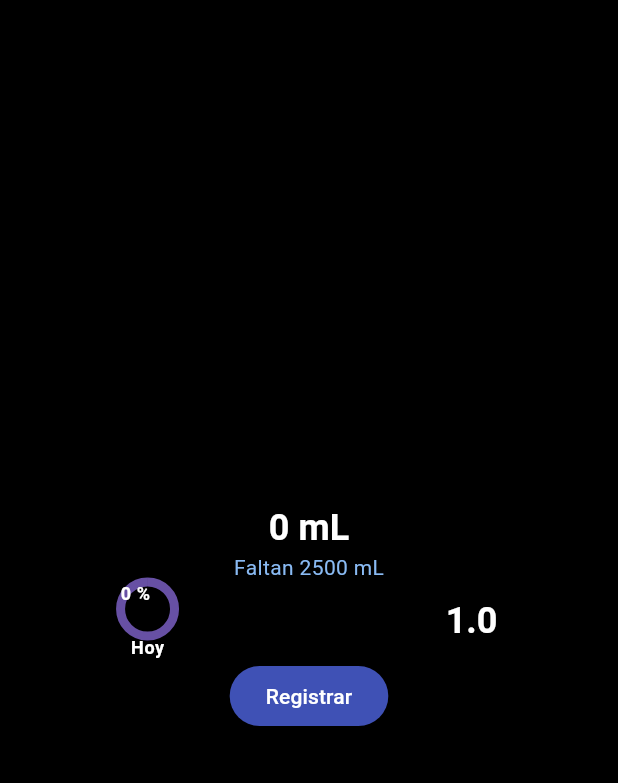
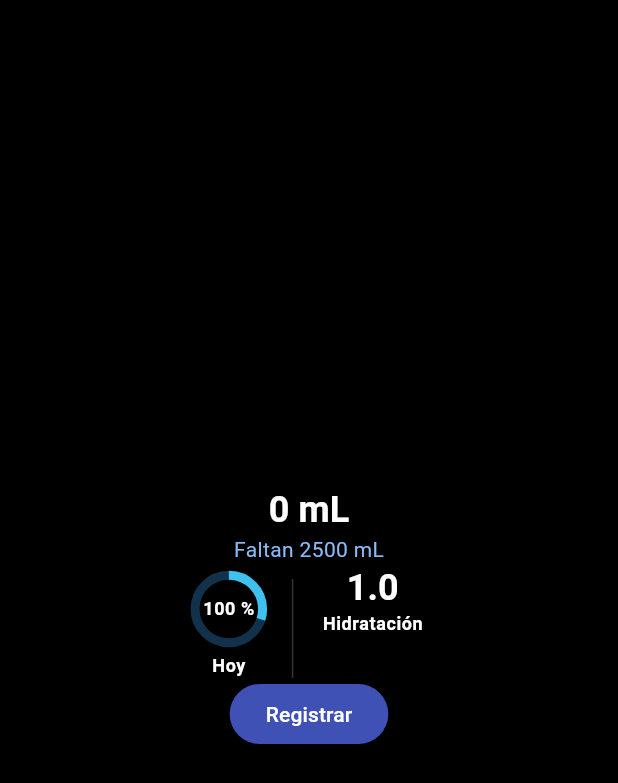
Before and after one commit to Daniel-Fernandez-Guarneros/App_Hi_Water, a Flutter app: the screen it shows after launch, on a phone screen of 412 x 824 dp. Shown: the top 783 px of the screen. Run offline on Flutter 3.47's test engine with Material 2 defaults, Android fonts, the light colour scheme and no system bars.

Commit message:
1_4 Mejorando la progress bar y el divider

```diff
--- /dev/null
+++ b/lib/assets/interval_progress_bar.dart
@@ -0,0 +1,15 @@
+import 'package:flutter/material.dart';
+
+class IntervalProgressBar extends StatefulWidget {
+  const IntervalProgressBar({Key? key}) : super(key: key);
+
+  @override
+  State<IntervalProgressBar> createState() => _IntervalProgressBarState();
+}
+
+class _IntervalProgressBarState extends State<IntervalProgressBar> {
+  @override
+  Widget build(BuildContext context) {
+    return Container();
+  }
+}
--- a/lib/screens/start_screen.dart
+++ b/lib/screens/start_screen.dart
@@ -38,30 +38,49 @@ class _StartScreenState extends State<StartScreen> {
   }
 
   Widget _indicators() {
-    return Row(
-      mainAxisAlignment: MainAxisAlignment.spaceEvenly,
+    return IntrinsicHeight(
+      child: Row(
+        mainAxisAlignment: MainAxisAlignment.center,
         children: [
           _percentage(),
+          const SizedBox(
+            width: 10,
+          ),
           _smallDivider(),
+          const SizedBox(
+            width: 10,
+          ),
           _hydration(),
         ],
+      ),
     );
   }
 
   Widget _percentage() {
     return Column(
       children: [
-        Stack(
+        SizedBox(
+          height: 60,
+          child: Stack(
+            alignment: Alignment.center,
             children: [
-            const CircularProgressIndicator(
+              const SizedBox(
+                width: 45,
+                height: 45,
+                child: CircularProgressIndicator(
                   strokeWidth: 6,
-              value: 1.0,
+                  value: 0.3,
+                  color: Color.fromARGB(255, 62, 193, 236),
+                  backgroundColor: Color.fromARGB(255, 17, 50, 74),
+                ),
               ),
               Text(
-              '0 %',
+                '100 %',
                 style: Theme.of(context).textTheme.bodySmall,
+                textAlign: TextAlign.center,
               ),
             ],
+          ),
         ),
         Text(
           'Hoy',
@@ -73,8 +92,8 @@ class _StartScreenState extends State<StartScreen> {
 
   Widget _smallDivider() {
     return const VerticalDivider(
-      color: Colors.amber,
-      thickness: 2,
+      color: Color.fromARGB(255, 51, 51, 51),
+      thickness: 1,
       width: 20,
       indent: 10,
       endIndent: 0,
@@ -82,6 +101,18 @@ class _StartScreenState extends State<StartScreen> {
   }
 
   Widget _hydration() {
+    return Column(
+      children: [
+        _intervalBar(),
+        Text(
+          'Hidratación',
+          style: Theme.of(context).textTheme.bodySmall,
+        ),
+      ],
+    );
+  }
+
+  Widget _intervalBar() {
     return Text(
       '1.0',
       style: Theme.of(context).textTheme.headlineSmall,
```
Lines whose indentation alone changed are shown as unchanged.
